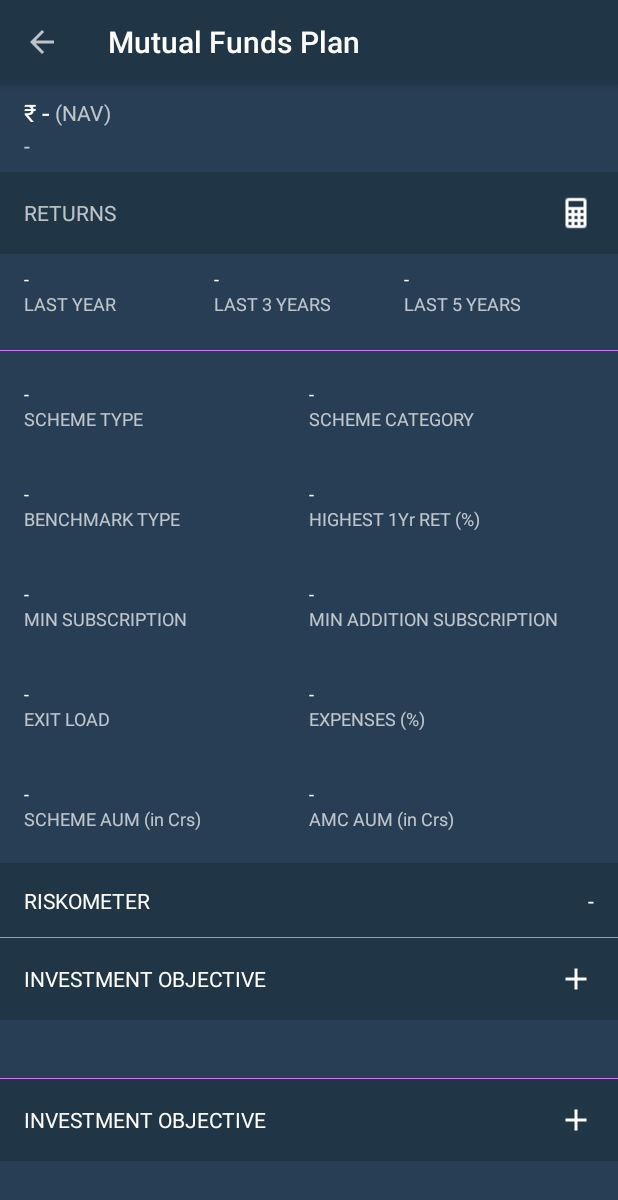
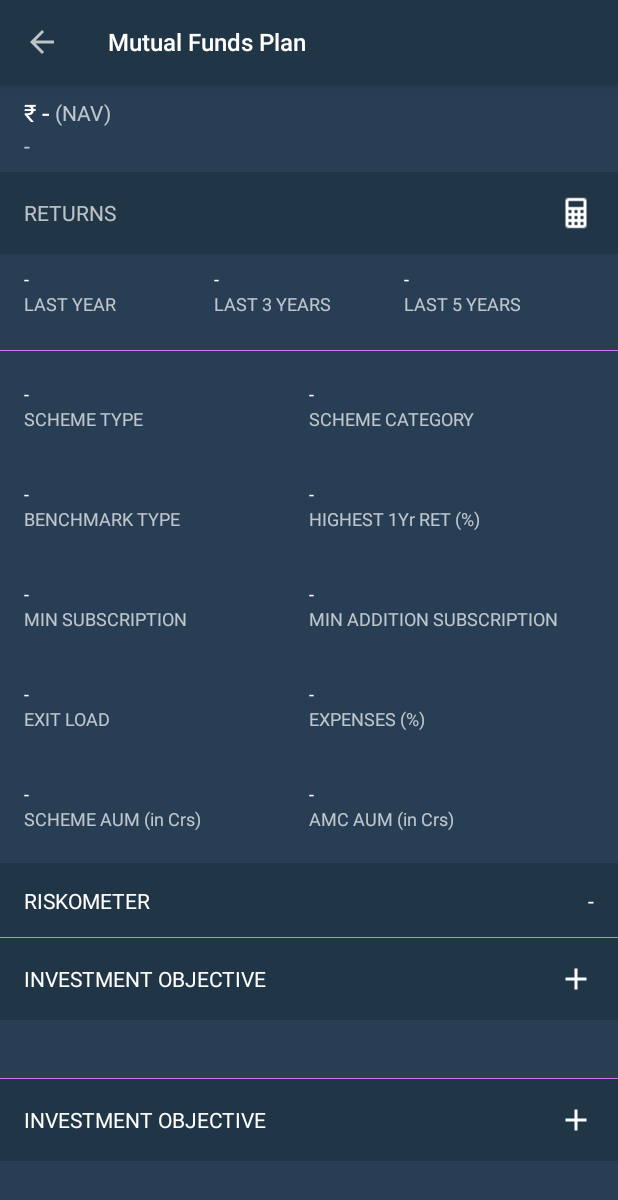
Before and after one commit to pulakdp/MFComparator, an Android app: the MFDetailActivity screen opened directly, with no data from a screen before it, on a phone screen of 412 x 824 dp. Shown: the top 1200 px of the screen. Run offline under Robolectric (Android 15) with nearby library versions, the phone set to English and light mode, and no system bars; our stand-ins replace RxJava, data binding; network calls fail; 2 statements that could not run were skipped.

Commit message:
Add improvements

```diff
--- a/app/src/main/java/io/github/pulakdp/mfcomparator/ui/MFDetailActivity.java
+++ b/app/src/main/java/io/github/pulakdp/mfcomparator/ui/MFDetailActivity.java
@@ -20,7 +20,7 @@ public class MFDetailActivity extends AppCompatActivity {
         setSupportActionBar(binding.toolbar);
         if (getSupportActionBar() != null)
             getSupportActionBar().setDisplayHomeAsUpEnabled(true);
-        viewModel = new FundDetailViewModel(this, getIntent().getStringExtra("key"));
+        viewModel = new FundDetailViewModel(this, getIntent().getStringExtra("key"), binding);
         binding.setVm(viewModel);
     }
 
--- a/app/src/main/java/io/github/pulakdp/mfcomparator/viewmodel/FundDetailViewModel.java
+++ b/app/src/main/java/io/github/pulakdp/mfcomparator/viewmodel/FundDetailViewModel.java
@@ -3,12 +3,13 @@ package io.github.pulakdp.mfcomparator.viewmodel;
 import android.content.Context;
 import android.databinding.BaseObservable;
 import android.graphics.drawable.Drawable;
-import android.util.Log;
+import android.text.TextUtils;
 import android.view.View;
 import android.widget.TextView;
 import android.widget.Toast;
 
 import io.github.pulakdp.mfcomparator.R;
+import io.github.pulakdp.mfcomparator.databinding.ActivityMfdetailBinding;
 import io.github.pulakdp.mfcomparator.model.DetailResponse;
 import io.github.pulakdp.mfcomparator.rest.PiggyApi;
 import io.github.pulakdp.mfcomparator.rest.PiggyApiClient;
@@ -49,8 +50,11 @@ public class FundDetailViewModel extends BaseObservable {
     private CompositeDisposable compositeDisposable = new CompositeDisposable();
     private PiggyApi piggyApi = PiggyApiClient.getClient().create(PiggyApi.class);
 
-    public FundDetailViewModel(Context context, String key) {
+    private ActivityMfdetailBinding binding;
+
+    public FundDetailViewModel(Context context, String key, ActivityMfdetailBinding binding) {
         this.context = context;
+        this.binding = binding;
         fetchMFDetails(key);
     }
 
@@ -102,6 +106,8 @@ public class FundDetailViewModel extends BaseObservable {
     }
 
     public void toggleObjective(View view) {
+        if (TextUtils.isEmpty(objective))
+            return;
         TextView textView = (TextView) view;
         if (!showObjective) {
             showObjective = true;
@@ -113,9 +119,12 @@ public class FundDetailViewModel extends BaseObservable {
             textView.setCompoundDrawablesWithIntrinsicBounds(null, null, plus, null);
         }
         notifyChange();
+        view.post(() -> scrollTo(view));
     }
 
     public void toggleSuitability(View view) {
+        if (TextUtils.isEmpty(suitability))
+            return;
         TextView textView = (TextView) view;
         if (!showSuitability) {
             showSuitability = true;
@@ -127,6 +136,11 @@ public class FundDetailViewModel extends BaseObservable {
             textView.setCompoundDrawablesWithIntrinsicBounds(null, null, plus, null);
         }
         notifyChange();
+        view.post(() -> scrollTo(view));
+    }
+
+    private void scrollTo(View view) {
+        binding.scrollView.smoothScrollTo(0, view.getBottom());
     }
 
     private void detailFetchFailed(Throwable t) {
--- a/app/src/main/res/layout/activity_mfdetail.xml
+++ b/app/src/main/res/layout/activity_mfdetail.xml
@@ -12,6 +12,7 @@
     </data>
 
     <ScrollView
+        android:id="@+id/scroll_view"
         android:layout_width="match_parent"
         android:layout_height="match_parent">
 
@@ -31,7 +32,8 @@
                     android:layout_width="match_parent"
                     android:layout_height="?attr/actionBarSize"
                     android:theme="@style/ThemeOverlay.AppCompat.Dark"
-                    app:title="@{vm.title}" />
+                    app:title="@{vm.title}"
+                    app:titleTextAppearance="@style/Toolbar.TitleText" />
 
             </android.support.design.widget.AppBarLayout>
 
@@ -49,8 +51,8 @@
                 android:id="@+id/nav"
                 android:layout_width="wrap_content"
                 android:layout_height="wrap_content"
+                android:layout_marginLeft="@dimen/margin_4"
                 android:text="@{vm.nav}"
-                android:layout_marginLeft="@dimen/margin_4"
                 android:textSize="@dimen/text_18"
                 app:layout_constraintBottom_toBottomOf="@+id/rupee"
                 app:layout_constraintStart_toEndOf="@+id/rupee"
@@ -85,12 +87,12 @@
                 android:layout_marginTop="8dp"
                 android:background="@color/dark_blue"
                 android:drawableRight="@drawable/calculator"
+                android:gravity="center_vertical"
                 android:paddingBottom="@dimen/padding_15"
                 android:paddingLeft="@dimen/padding_16"
                 android:paddingRight="@dimen/padding_16"
                 android:paddingTop="@dimen/padding_15"
                 android:text="@string/returns"
-                android:gravity="center_vertical"
                 android:textColor="@color/greyText"
                 app:layout_constraintEnd_toEndOf="parent"
                 app:layout_constraintStart_toStartOf="parent"
@@ -444,12 +446,12 @@
                 android:layout_height="wrap_content"
                 android:layout_marginTop="@dimen/margin_8"
                 android:background="@color/dark_blue"
+                android:gravity="center_vertical"
                 android:paddingBottom="@dimen/padding_15"
                 android:paddingLeft="@dimen/padding_16"
                 android:paddingRight="@dimen/padding_16"
                 android:paddingTop="@dimen/padding_15"
                 android:text="@string/riskometer"
-                android:gravity="center_vertical"
                 app:layout_constraintLeft_toLeftOf="parent"
                 app:layout_constraintRight_toRightOf="parent"
                 app:layout_constraintTop_toBottomOf="@+id/amc_aum" />
@@ -481,13 +483,13 @@
                 android:layout_height="wrap_content"
                 android:background="@color/dark_blue"
                 android:drawableRight="@drawable/plus"
+                android:gravity="center_vertical"
+                android:onClick="@{(v) -> vm.toggleObjective(v)}"
                 android:paddingBottom="@dimen/padding_15"
                 android:paddingLeft="@dimen/padding_16"
                 android:paddingRight="@dimen/padding_16"
                 android:paddingTop="@dimen/padding_15"
-                android:gravity="center_vertical"
                 android:text="@string/investment_objective"
-                android:onClick="@{(v) -> vm.toggleObjective(v)}"
                 app:layout_constraintLeft_toLeftOf="parent"
                 app:layout_constraintRight_toRightOf="parent"
                 app:layout_constraintTop_toBottomOf="@+id/riskometer" />
@@ -496,17 +498,17 @@
                 android:id="@+id/objective_text"
                 android:layout_width="0dp"
                 android:layout_height="wrap_content"
+                android:animateLayoutChanges="true"
+                android:paddingBottom="@dimen/padding_10"
                 android:paddingLeft="@dimen/margin_16"
                 android:paddingRight="@dimen/margin_16"
                 android:paddingTop="@dimen/padding_10"
-                android:paddingBottom="@dimen/padding_10"
-                android:animateLayoutChanges="true"
                 android:text="@{vm.objective}"
                 app:booleanVisibility="@{vm.showObjective}"
-                app:layout_constraintTop_toBottomOf="@+id/objective"
                 app:layout_constraintLeft_toLeftOf="parent"
                 app:layout_constraintRight_toRightOf="parent"
-                tools:text="lorem ipseum sn doo dbksfe hfh lsfvjhkdf hf hifdsl j kf sjdaf akfakfkskd "/>
+                app:layout_constraintTop_toBottomOf="@+id/objective"
+                tools:text="lorem ipseum sn doo dbksfe hfh lsfvjhkdf hf hifdsl j kf sjdaf akfakfkskd " />
 
             <View
                 android:layout_width="match_parent"
@@ -522,13 +524,13 @@
                 android:layout_height="wrap_content"
                 android:background="@color/dark_blue"
                 android:drawableRight="@drawable/plus"
+                android:gravity="center_vertical"
+                android:onClick="@{(v) -> vm.toggleSuitability(v)}"
                 android:paddingBottom="@dimen/padding_15"
                 android:paddingLeft="@dimen/padding_16"
-                android:gravity="center_vertical"
                 android:paddingRight="@dimen/padding_16"
                 android:paddingTop="@dimen/padding_15"
                 android:text="@string/investment_objective"
-                android:onClick="@{(v) -> vm.toggleSuitability(v)}"
                 app:layout_constraintLeft_toLeftOf="parent"
                 app:layout_constraintRight_toRightOf="parent"
                 app:layout_constraintTop_toBottomOf="@+id/objective_text" />
@@ -537,17 +539,17 @@
                 android:id="@+id/suitability_text"
                 android:layout_width="0dp"
                 android:layout_height="wrap_content"
+                android:animateLayoutChanges="true"
+                android:paddingBottom="@dimen/padding_10"
                 android:paddingLeft="@dimen/margin_16"
                 android:paddingRight="@dimen/margin_16"
                 android:paddingTop="@dimen/padding_10"
-                android:paddingBottom="@dimen/padding_10"
-                android:animateLayoutChanges="true"
                 android:text="@{vm.suitability}"
                 app:booleanVisibility="@{vm.showSuitability}"
-                app:layout_constraintTop_toBottomOf="@+id/suitability"
                 app:layout_constraintLeft_toLeftOf="parent"
                 app:layout_constraintRight_toRightOf="parent"
-                tools:text="lorem ipseum sn doo dbksfe hfh lsfvjhkdf hf hifdsl j kf sjdaf akfakfkskd "/>
+                app:layout_constraintTop_toBottomOf="@+id/suitability"
+                tools:text="lorem ipseum sn doo dbksfe hfh lsfvjhkdf hf hifdsl j kf sjdaf akfakfkskd " />
 
         </android.support.constraint.ConstraintLayout>
     </ScrollView>
--- a/app/src/main/res/values/styles.xml
+++ b/app/src/main/res/values/styles.xml
@@ -10,4 +10,8 @@
         <item name="android:textColor">@color/white</item>
     </style>
 
+    <style name="Toolbar.TitleText" parent="TextAppearance.Widget.AppCompat.Toolbar.Title">
+        <item name="android:textSize">16sp</item>
+    </style>
+
 </resources>
```
Also changed, not shown: app/src/main/res/layout/fund_item_layout.xml (+9 -4 lines), 1 other file.
